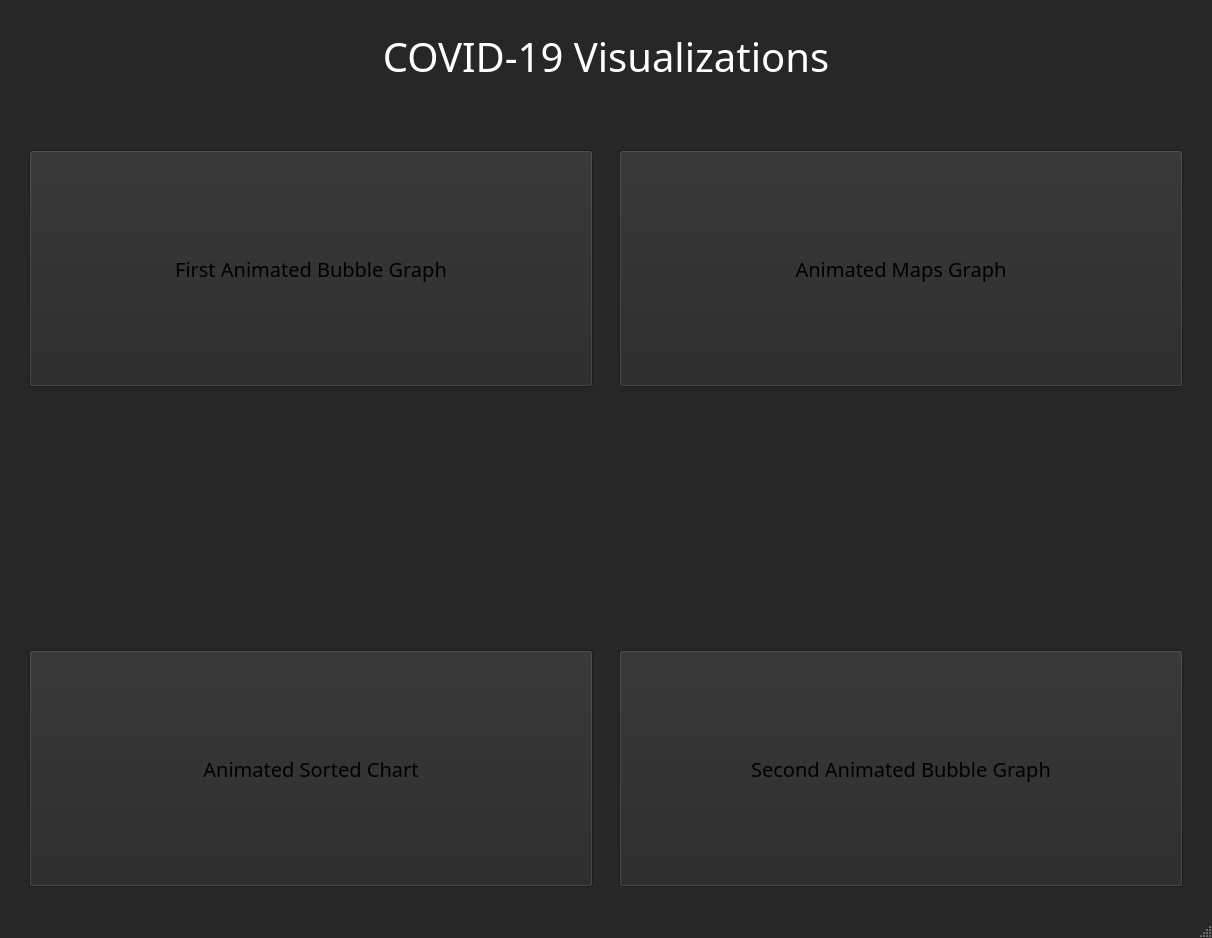
First picture: the form in Problem1/mainwindow.ui, repository alaagamal98/dsp-final-tasks, before the edit.
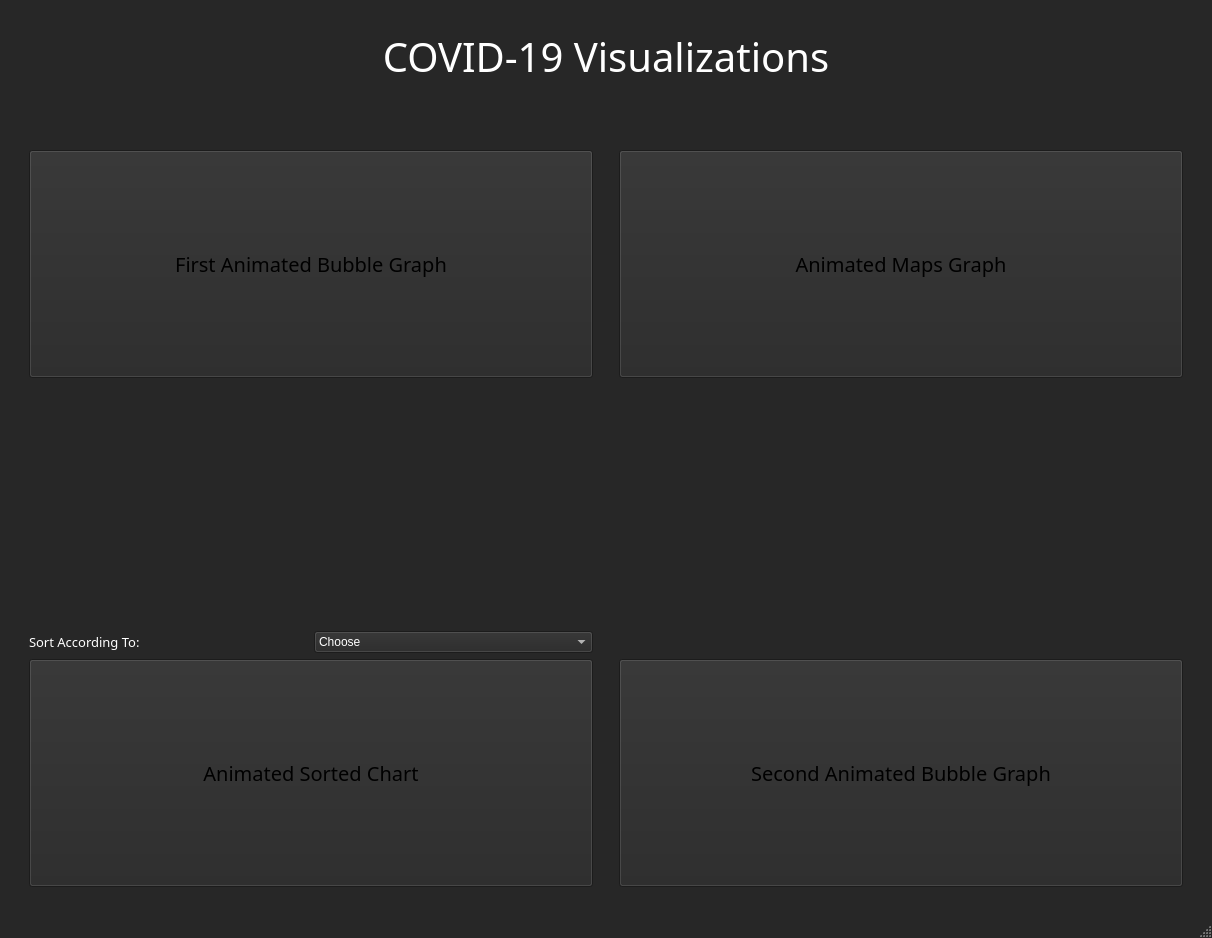
Second picture: the form after the edit. Icons and pictures are not drawn.

Diff of the .ui file:
```diff
--- a/Problem1/mainwindow.ui
+++ b/Problem1/mainwindow.ui
@@ -88,9 +88,9 @@
      <colorrole role="ButtonText">
       <brush brushstyle="SolidPattern">
        <color alpha="255">
-        <red>255</red>
-        <green>255</green>
-        <blue>255</blue>
+        <red>0</red>
+        <green>0</green>
+        <blue>0</blue>
        </color>
       </brush>
      </colorrole>
@@ -225,9 +225,9 @@
      <colorrole role="ButtonText">
       <brush brushstyle="SolidPattern">
        <color alpha="255">
-        <red>255</red>
-        <green>255</green>
-        <blue>255</blue>
+        <red>0</red>
+        <green>0</green>
+        <blue>0</blue>
        </color>
       </brush>
      </colorrole>
@@ -514,8 +514,47 @@
       </item>
       <item>
        <layout class="QGridLayout" name="gridLayout">
-        <item row="1" column="0">
-         <spacer name="horizontalSpacer_5">
+        <item row="0" column="1">
+         <spacer name="verticalSpacer">
+          <property name="orientation">
+           <enum>Qt::Vertical</enum>
+          </property>
+          <property name="sizeHint" stdset="0">
+           <size>
+            <width>20</width>
+            <height>40</height>
+           </size>
+          </property>
+         </spacer>
+        </item>
+        <item row="6" column="1">
+         <spacer name="verticalSpacer_2">
+          <property name="orientation">
+           <enum>Qt::Vertical</enum>
+          </property>
+          <property name="sizeHint" stdset="0">
+           <size>
+            <width>20</width>
+            <height>40</height>
+           </size>
+          </property>
+         </spacer>
+        </item>
+        <item row="2" column="0">
+         <spacer name="horizontalSpacer">
+          <property name="orientation">
+           <enum>Qt::Horizontal</enum>
+          </property>
+          <property name="sizeHint" stdset="0">
+           <size>
+            <width>40</width>
+            <height>20</height>
+           </size>
+          </property>
+         </spacer>
+        </item>
+        <item row="2" column="2">
+         <spacer name="horizontalSpacer_2">
           <property name="orientation">
            <enum>Qt::Horizontal</enum>
           </property>
@@ -644,7 +683,7 @@
           </property>
          </widget>
         </item>
-        <item row="3" column="0">
+        <item row="6" column="0">
          <widget class="QPushButton" name="SortedButton">
           <property name="sizePolicy">
            <sizepolicy hsizetype="Minimum" vsizetype="Minimum">
@@ -865,7 +904,7 @@
           </property>
          </widget>
         </item>
-        <item row="3" column="2">
+        <item row="6" column="2">
          <widget class="QPushButton" name="SecondBubbleButton">
           <property name="sizePolicy">
            <sizepolicy hsizetype="Minimum" vsizetype="Minimum">
@@ -969,57 +1008,132 @@
           </property>
          </widget>
         </item>
-        <item row="2" column="2">
-         <spacer name="horizontalSpacer_2">
-          <property name="orientation">
-           <enum>Qt::Horizontal</enum>
-          </property>
-          <property name="sizeHint" stdset="0">
-           <size>
-            <width>40</width>
-            <height>20</height>
-           </size>
-          </property>
-         </spacer>
-        </item>
-        <item row="3" column="1">
-         <spacer name="verticalSpacer_2">
-          <property name="orientation">
-           <enum>Qt::Vertical</enum>
-          </property>
-          <property name="sizeHint" stdset="0">
-           <size>
-            <width>20</width>
-            <height>40</height>
-           </size>
-          </property>
-         </spacer>
-        </item>
-        <item row="2" column="0">
-         <spacer name="horizontalSpacer">
-          <property name="orientation">
-           <enum>Qt::Horizontal</enum>
-          </property>
-          <property name="sizeHint" stdset="0">
-           <size>
-            <width>40</width>
-            <height>20</height>
-           </size>
-          </property>
-         </spacer>
-        </item>
-        <item row="0" column="1">
-         <spacer name="verticalSpacer">
-          <property name="orientation">
-           <enum>Qt::Vertical</enum>
-          </property>
-          <property name="sizeHint" stdset="0">
-           <size>
-            <width>20</width>
-            <height>40</height>
-           </size>
-          </property>
-         </spacer>
+        <item row="5" column="0">
+         <layout class="QHBoxLayout" name="horizontalLayout_2">
+          <item>
+           <widget class="QLabel" name="label_3">
+            <property name="font">
+             <font>
+              <family>MV Boli</family>
+              <pointsize>10</pointsize>
+             </font>
+            </property>
+            <property name="text">
+             <string>Sort According To:</string>
+            </property>
+           </widget>
+          </item>
+          <item>
+           <widget class="QComboBox" name="SortComboBox">
+            <property name="palette">
+             <palette>
+              <active>
+               <colorrole role="Text">
+                <brush brushstyle="SolidPattern">
+                 <color alpha="255">
+                  <red>0</red>
+                  <green>0</green>
+                  <blue>0</blue>
+                 </color>
+                </brush>
+               </colorrole>
+               <colorrole role="ButtonText">
+                <brush brushstyle="SolidPattern">
+                 <color alpha="255">
+                  <red>255</red>
+                  <green>255</green>
+                  <blue>255</blue>
+                 </color>
+                </brush>
+               </colorrole>
+               <colorrole role="Base">
+                <brush brushstyle="SolidPattern">
+                 <color alpha="255">
+                  <red>233</red>
+                  <green>221</green>
+                  <blue>255</blue>
+                 </color>
+                </brush>
+               </colorrole>
+              </active>
+              <inactive>
+               <colorrole role="Text">
+                <brush brushstyle="SolidPattern">
+                 <color alpha="255">
+                  <red>0</red>
+                  <green>0</green>
+                  <blue>0</blue>
+                 </color>
+                </brush>
+               </colorrole>
+               <colorrole role="ButtonText">
+                <brush brushstyle="SolidPattern">
+                 <color alpha="255">
+                  <red>255</red>
+                  <green>255</green>
+                  <blue>255</blue>
+                 </color>
+                </brush>
+               </colorrole>
+               <colorrole role="Base">
+                <brush brushstyle="SolidPattern">
+                 <color alpha="255">
+                  <red>233</red>
+                  <green>221</green>
+                  <blue>255</blue>
+                 </color>
+                </brush>
+               </colorrole>
+              </inactive>
+              <disabled>
+               <colorrole role="Text">
+                <brush brushstyle="SolidPattern">
+                 <color alpha="255">
+                  <red>19</red>
+                  <green>19</green>
+                  <blue>19</blue>
+                 </color>
+                </brush>
+               </colorrole>
+               <colorrole role="ButtonText">
+                <brush brushstyle="SolidPattern">
+                 <color alpha="255">
+                  <red>19</red>
+                  <green>19</green>
+                  <blue>19</blue>
+                 </color>
+                </brush>
+               </colorrole>
+               <colorrole role="Base">
+                <brush brushstyle="SolidPattern">
+                 <color alpha="255">
+                  <red>39</red>
+                  <green>39</green>
+                  <blue>39</blue>
+                 </color>
+                </brush>
+               </colorrole>
+              </disabled>
+             </palette>
+            </property>
+            <item>
+             <property name="text">
+              <string>Choose</string>
+             </property>
+            </item>
+            <item>
+             <property name="text">
+              <string>Cases</string>
+             </property>
+            </item>
+            <item>
+             <property name="text">
+              <string>Deaths</string>
+             </property>
+            </item>
+           </widget>
+          </item>
+         </layout>
         </item>
        </layout>
       </item>
```
Left out of the diff: 218 changed lines with no effect on the pictures.
